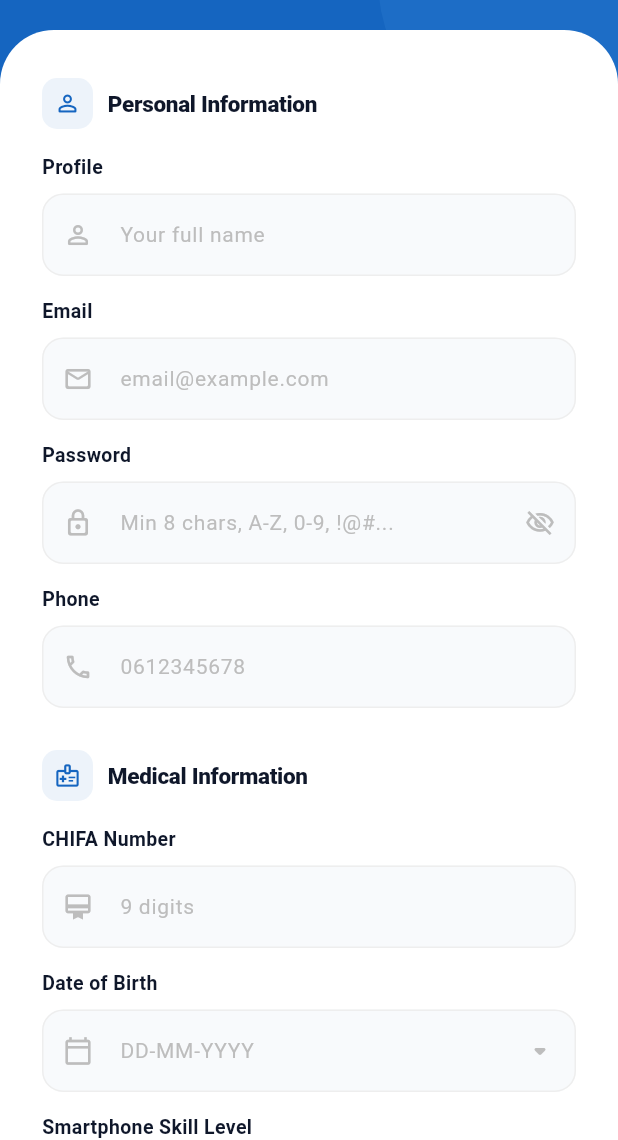
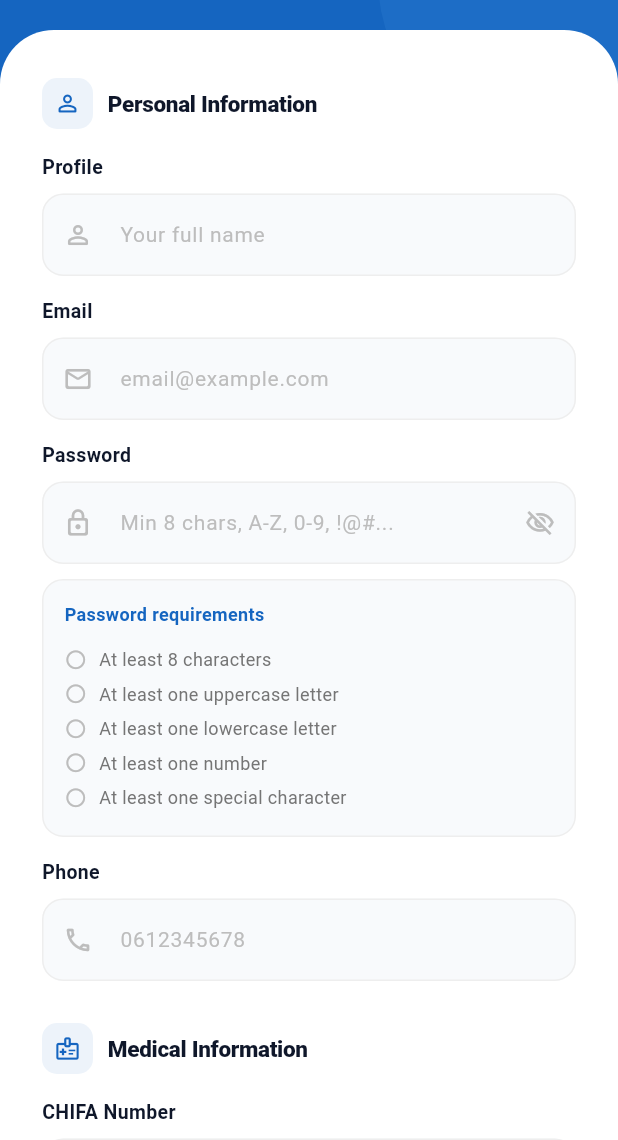
Before and after one commit to SouaadB/medication-app, a Flutter app: the SignUpPage screen opened by its route, on a phone screen of 412 x 824 dp, the part 96-1236 px from its top. Run offline on Flutter 3.47's test engine with Material 3 defaults, Android fonts, the phone set to English and light mode, and no system bars; our stand-ins replace firebase_core, firebase_messaging, flutter_local_notifications, geocoding, geolocator, image_picker and 2 more; missing offline and left inert: flutter_background_service, flutter_background_service_android, mobile_scanner; accounts and stored records are empty.

Commit message:
fix sign up page password verification ui

```diff
--- a/frontend/lib/auth/sign_up_page.dart
+++ b/frontend/lib/auth/sign_up_page.dart
@@ -23,6 +23,11 @@ class _SignUpPageState extends State<SignUpPage>
   String? _selectedSkillLevel;
   bool _isLoading       = false;
   bool _obscurePassword = true;
+    bool _hasMinLength   = false;
+  bool _hasUppercase   = false;
+  bool _hasLowercase   = false;
+  bool _hasNumber      = false;
+  bool _hasSpecialChar = false;
 
   late AnimationController _animCtrl;
   late Animation<double>   _fadeAnim;
@@ -39,7 +44,19 @@ class _SignUpPageState extends State<SignUpPage>
     _fadeAnim  = CurvedAnimation(parent: _animCtrl, curve: Curves.easeOut);
     _slideAnim = Tween<Offset>(begin: const Offset(0, 0.06), end: Offset.zero)
         .animate(CurvedAnimation(parent: _animCtrl, curve: Curves.easeOutCubic));
+     _passwordController.addListener(_checkStrength);
     _animCtrl.forward();
+  }
+
+  void _checkStrength() {
+    final p = _passwordController.text;
+    setState(() {
+      _hasMinLength   = p.length >= 8;
+      _hasUppercase   = RegExp(r'[A-Z]').hasMatch(p);
+      _hasLowercase   = RegExp(r'[a-z]').hasMatch(p);
+      _hasNumber      = RegExp(r'[0-9]').hasMatch(p);
+      _hasSpecialChar = RegExp(r'[!@#\$%^&*()_+\-=\[\]{};:"\\|,.<>\/?]').hasMatch(p);
+    });
   }
 
   @override
@@ -276,6 +293,27 @@ class _SignUpPageState extends State<SignUpPage>
   return null;
 },
                       ),
+                                            const SizedBox(height: 10),
+                      Container(
+                        padding: const EdgeInsets.all(14),
+                        decoration: BoxDecoration(
+                          color: const Color(0xFFF8FAFC),
+                          borderRadius: BorderRadius.circular(14),
+                          border: Border.all(color: Colors.grey.shade200),
+                        ),
+                        child: Column(crossAxisAlignment: CrossAxisAlignment.start, children: [
+                          const Text('Password requirements',
+                              style: TextStyle(fontWeight: FontWeight.bold,
+                                  color: primary, fontSize: 12)),
+                          const SizedBox(height: 10),
+                          _criterion('At least 8 characters',          _hasMinLength),
+                          _criterion('At least one uppercase letter',  _hasUppercase),
+                          _criterion('At least one lowercase letter',  _hasLowercase),
+                          _criterion('At least one number',            _hasNumber),
+                          _criterion('At least one special character', _hasSpecialChar),
+                        ]),
+                      ),
+
                       const SizedBox(height: 14),
 
                       _label(lang.translate('phone')),
@@ -489,4 +527,19 @@ class _SignUpPageState extends State<SignUpPage>
       ),
     );
   }
+  Widget _criterion(String text, bool met) {
+    return Padding(
+      padding: const EdgeInsets.symmetric(vertical: 3),
+      child: Row(children: [
+        Icon(met ? Icons.check_circle_rounded : Icons.circle_outlined,
+            size: 15,
+            color: met ? Colors.green.shade500 : Colors.grey.shade400),
+        const SizedBox(width: 8),
+        Text(text, style: TextStyle(
+            fontSize: 12,
+            color: met ? Colors.green.shade700 : Colors.grey.shade600,
+            decoration: met ? TextDecoration.lineThrough : null)),
+      ]),
+    );
+  }
 }
```
